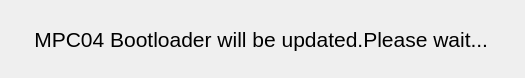
Old version of the form Huangpu/Syn_UpdateFirmwareProcessDlg.ui in the repository fanmuzhi/huangpu.
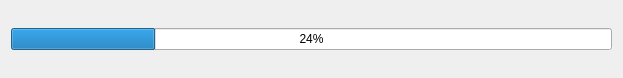
New version of the form.

The edit to the form file:
```diff
--- a/Huangpu/Syn_UpdateFirmwareProcessDlg.ui
+++ b/Huangpu/Syn_UpdateFirmwareProcessDlg.ui
@@ -1,7 +1,7 @@
 <?xml version="1.0" encoding="UTF-8"?>
 <ui version="4.0">
  <class>Syn_UpdateFirmwareProcessDlg</class>
- <widget class="QWidget" name="Syn_UpdateFirmwareProcessDlg">
+ <widget class="QDialog" name="Syn_UpdateFirmwareProcessDlg">
   <property name="windowModality">
    <enum>Qt::ApplicationModal</enum>
   </property>
@@ -9,7 +9,7 @@
    <rect>
     <x>0</x>
     <y>0</y>
-    <width>525</width>
+    <width>623</width>
     <height>78</height>
    </rect>
   </property>
@@ -18,16 +18,15 @@
   </property>
   <layout class="QVBoxLayout" name="verticalLayout">
    <item>
-    <widget class="QLabel" name="UpdateFirmwareLabel">
-     <property name="font">
-      <font>
-       <pointsize>16</pointsize>
-      </font>
-     </property>
-     <property name="text">
-      <string>    MPC04 Bootloader will be updated.Please wait...    </string>
-     </property>
-    </widget>
+    <layout class="QVBoxLayout" name="verticalLayout_2">
+     <item>
+      <widget class="QProgressBar" name="progressBar">
+       <property name="value">
+        <number>24</number>
+       </property>
+      </widget>
+     </item>
+    </layout>
    </item>
   </layout>
  </widget>
```
